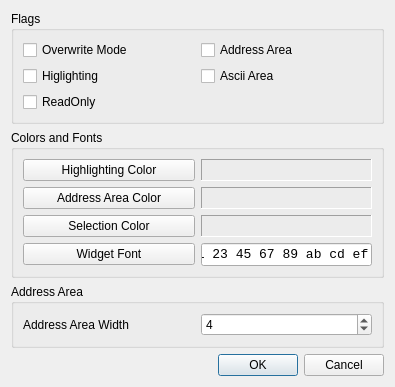
Old version of the form example/optionsdialog.ui in the repository Simsys/qhexedit2.
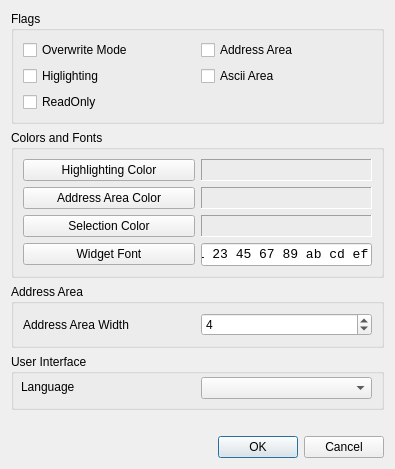
New version of the form.

What changed in the file:
```diff
--- a/example/optionsdialog.ui
+++ b/example/optionsdialog.ui
@@ -7,7 +7,7 @@
     <x>0</x>
     <y>0</y>
     <width>395</width>
-    <height>362</height>
+    <height>469</height>
    </rect>
   </property>
   <property name="windowTitle">
@@ -219,14 +219,44 @@
     </widget>
    </item>
    <item>
-    <spacer name="verticalSpacer">
+    <widget class="QGroupBox" name="gbLanguage">
+     <property name="title">
+      <string>User Interface</string>
+     </property>
+     <widget class="QLabel" name="lbLanguage">
+      <property name="geometry">
+       <rect>
+        <x>10</x>
+        <y>23</y>
+        <width>111</width>
+        <height>20</height>
+       </rect>
+      </property>
+      <property name="text">
+       <string>Language</string>
+      </property>
+     </widget>
+     <widget class="QComboBox" name="cbLanguage">
+      <property name="geometry">
+       <rect>
+        <x>190</x>
+        <y>23</y>
+        <width>171</width>
+        <height>22</height>
+       </rect>
+      </property>
+     </widget>
+    </widget>
+   </item>
+   <item>
+    <spacer name="horizontalSpacer">
      <property name="orientation">
-      <enum>Qt::Vertical</enum>
+      <enum>Qt::Horizontal</enum>
      </property>
      <property name="sizeHint" stdset="0">
       <size>
-       <width>20</width>
-       <height>28</height>
+       <width>40</width>
+       <height>20</height>
       </size>
      </property>
     </spacer>
```
